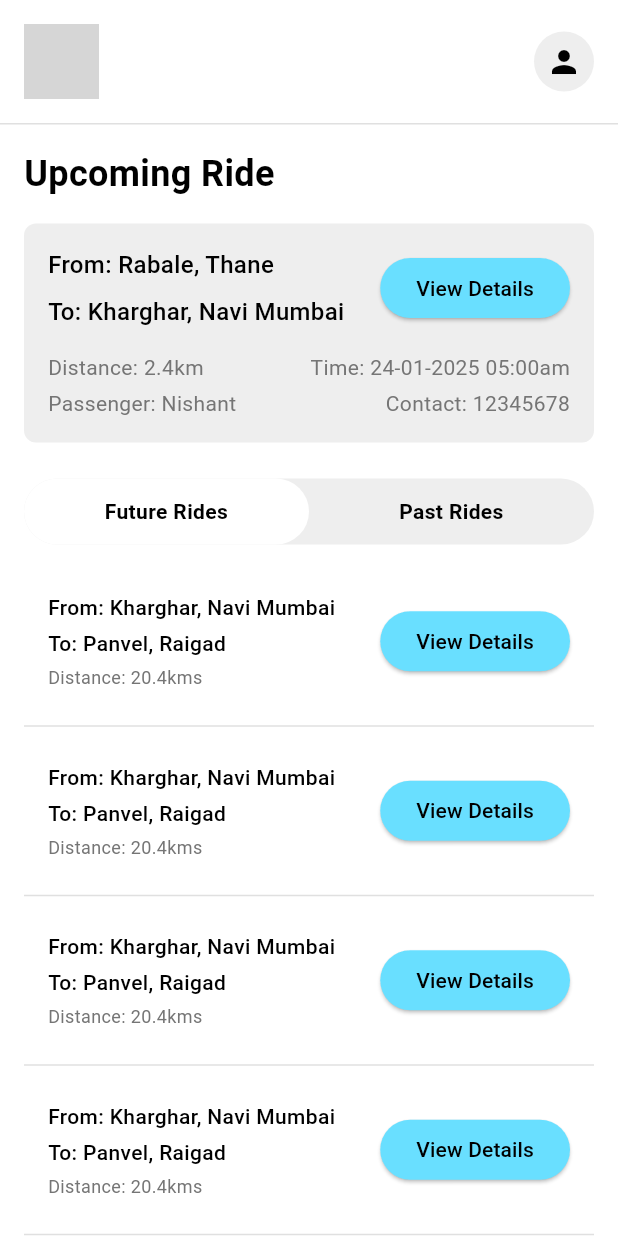
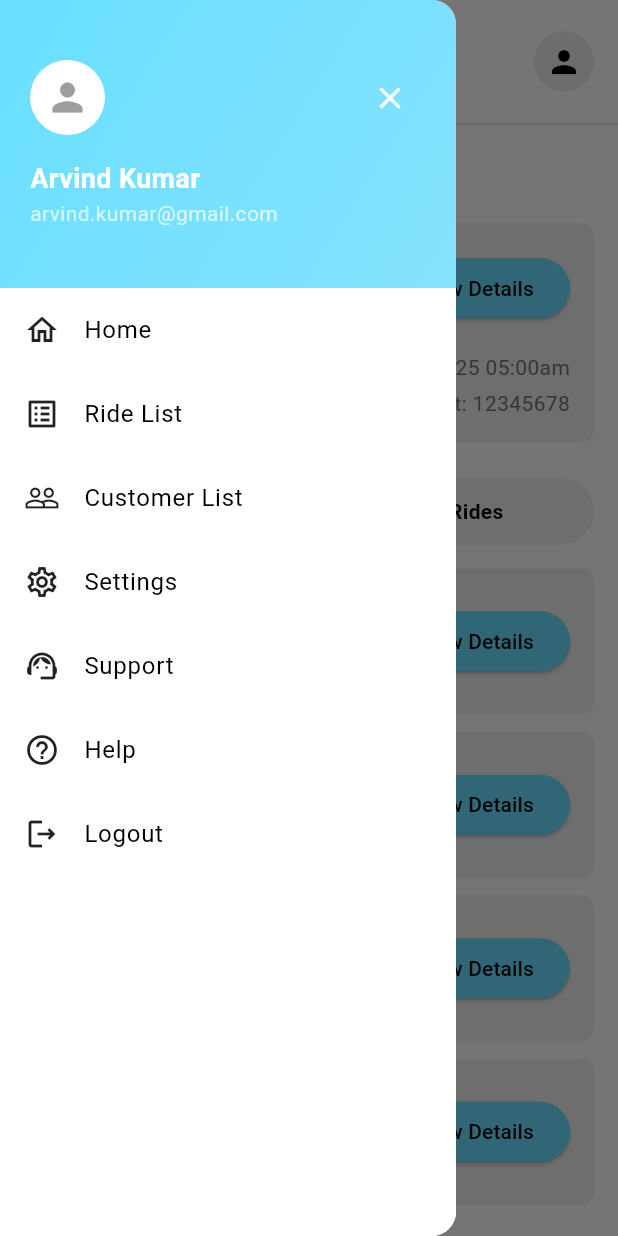
Before and after one commit to ac-coder-21/rv_cabs_app, a Flutter app: the RidesDashboard screen opened directly, with the side drawer open (before the commit the screen has no drawer), on a phone screen of 412 x 824 dp. Run offline on Flutter 3.47's test engine with Material 3 defaults, Android fonts, the phone set to English and light mode, and no system bars; grey boxes are pictures that could not be loaded.

Commit message:
Menu Drawer Update along with profile update page

```diff
--- a/lib/documents_page.dart
+++ b/lib/documents_page.dart
@@ -1,7 +1,7 @@
 import 'package:flutter/material.dart';
 import 'package:provider/provider.dart';
 import 'theme_provider.dart';
-// import 'package:image_picker/image_picker.dart';
+// import 'package:image_picker/image_picker.dart';  // Commented this line
 // import 'package:file_picker/file_picker.dart';
 
 class DocumentsPage extends StatelessWidget {
--- /dev/null
+++ b/lib/drawer_menu.dart
@@ -0,0 +1,204 @@
+import 'package:flutter/material.dart';
+import 'package:provider/provider.dart';
+import 'theme_provider.dart';
+import 'main.dart';
+import 'profile_page.dart';
+
+class DrawerMenu extends StatelessWidget {
+  const DrawerMenu({super.key});
+
+  @override
+  Widget build(BuildContext context) {
+    final themeProvider = Provider.of<ThemeProvider>(context);
+    final isDarkMode = themeProvider.isDarkMode;
+
+    return Drawer(
+      child: Column(
+        children: [
+          Container(
+            padding: const EdgeInsets.symmetric(vertical: 40, horizontal: 20),
+            decoration: BoxDecoration(
+              color: isDarkMode ? Colors.amber : const Color(0xFF69DFFF),
+              gradient: LinearGradient(
+                begin: Alignment.topLeft,
+                end: Alignment.bottomRight,
+                colors: [
+                  isDarkMode ? Colors.amber : const Color(0xFF69DFFF),
+                  isDarkMode
+                      ? Colors.amber.withOpacity(0.8)
+                      : const Color(0xFF69DFFF).withOpacity(0.8),
+                ],
+              ),
+            ),
+            child: Column(
+              children: [
+                Row(
+                  mainAxisAlignment: MainAxisAlignment.spaceBetween,
+                  children: [
+                    Container(
+                      width: 50,
+                      height: 50,
+                      decoration: BoxDecoration(
+                        color: isDarkMode ? Colors.grey[800] : Colors.white,
+                        borderRadius: BorderRadius.circular(25),
+                      ),
+                      child: const Icon(
+                        Icons.person,
+                        size: 30,
+                        color: Colors.grey,
+                      ),
+                    ),
+                    IconButton(
+                      icon: Icon(
+                        Icons.close,
+                        color: isDarkMode ? Colors.black : Colors.white,
+                      ),
+                      onPressed: () => Navigator.pop(context),
+                    ),
+                  ],
+                ),
+                const SizedBox(height: 16),
+                Row(
+                  children: [
+                    Expanded(
+                      child: Column(
+                        crossAxisAlignment: CrossAxisAlignment.start,
+                        children: [
+                          Text(
+                            'Arvind Kumar',
+                            style: TextStyle(
+                              color: isDarkMode ? Colors.black : Colors.white,
+                              fontSize: 18,
+                              fontWeight: FontWeight.bold,
+                            ),
+                          ),
+                          Text(
+                            'arvind.kumar@gmail.com',
+                            style: TextStyle(
+                              color: isDarkMode
+                                  ? Colors.black.withOpacity(0.7)
+                                  : Colors.white.withOpacity(0.7),
+                              fontSize: 14,
+                            ),
+                          ),
+                        ],
+                      ),
+                    ),
+                  ],
+                ),
+              ],
+            ),
+          ),
+          Expanded(
+            child: Container(
+              color: isDarkMode ? Colors.grey[900] : Colors.white,
+              child: ListView(
+                padding: EdgeInsets.zero,
+                children: [
+                  _buildMenuItem(
+                    context,
+                    'Home',
+                    Icons.home_outlined,
+                    isDarkMode,
+                    onTap: () {
+                      Navigator.pop(context);
+                    },
+                  ),
+                  _buildMenuItem(
+                    context,
+                    'Ride List',
+                    Icons.list_alt_outlined,
+                    isDarkMode,
+                    onTap: () {
+                      Navigator.pop(context);
+                    },
+                  ),
+                  _buildMenuItem(
+                    context,
+                    'Customer List',
+                    Icons.people_outline,
+                    isDarkMode,
+                    onTap: () {
+                      Navigator.pop(context);
+                    },
+                  ),
+                  _buildMenuItem(
+                    context,
+                    'Settings',
+                    Icons.settings_outlined,
+                    isDarkMode,
+                    onTap: () {
+                      Navigator.pop(context);
+                      Navigator.push(
+                        context,
+                        MaterialPageRoute(
+                          builder: (context) => const ProfilePage(),
+                        ),
+                      );
+                    },
+                  ),
+                  _buildMenuItem(
+                    context,
+                    'Support',
+                    Icons.support_agent_outlined,
+                    isDarkMode,
+                    onTap: () {
+                      Navigator.pop(context);
+                    },
+                  ),
+                  _buildMenuItem(
+                    context,
+                    'Help',
+                    Icons.help_outline,
+                    isDarkMode,
+                    onTap: () {
+                      Navigator.pop(context);
+                    },
+                  ),
+                  _buildMenuItem(
+                    context,
+                    'Logout',
+                    Icons.logout_outlined,
+                    isDarkMode,
+                    onTap: () {
+                      Navigator.pushAndRemoveUntil(
+                        context,
+                        MaterialPageRoute(
+                          builder: (context) => const LoginPage(),
+                        ),
+                        (route) => false,
+                      );
+                    },
+                  ),
+                ],
+              ),
+            ),
+          ),
+        ],
+      ),
+    );
+  }
+
+  Widget _buildMenuItem(
+    BuildContext context,
+    String title,
+    IconData icon,
+    bool isDarkMode, {
+    required VoidCallback onTap,
+  }) {
+    return ListTile(
+      leading: Icon(
+        icon,
+        color: isDarkMode ? Colors.white70 : Colors.black87,
+      ),
+      title: Text(
+        title,
+        style: TextStyle(
+          color: isDarkMode ? Colors.white : Colors.black,
+          fontSize: 16,
+        ),
+      ),
+      onTap: onTap,
+    );
+  }
+}
--- a/lib/rides_dashboard.dart
+++ b/lib/rides_dashboard.dart
@@ -2,6 +2,7 @@ import 'package:flutter/material.dart';
 import 'package:provider/provider.dart';
 import 'theme_provider.dart';
 import 'profile_page.dart';
+import 'drawer_menu.dart';
 
 class RidesDashboard extends StatefulWidget {
   const RidesDashboard({super.key});
@@ -11,6 +12,7 @@ class RidesDashboard extends StatefulWidget {
 }
 
 class _RidesDashboardState extends State<RidesDashboard> {
+  final GlobalKey<ScaffoldState> _scaffoldKey = GlobalKey<ScaffoldState>();
   bool showFutureRides = true;
 
   @override
@@ -19,7 +21,19 @@ class _RidesDashboardState extends State<RidesDashboard> {
     final isDarkMode = themeProvider.isDarkMode;
 
     return Scaffold(
-      body: SafeArea(
+      key: _scaffoldKey,
+      drawer: const DrawerMenu(),
+      body: Stack(
+        children: [
+          // Background Image
+          Positioned.fill(
+            child: Opacity(
+              opacity: 0.1,
+
+            ),
+          ),
+          // Content
+          SafeArea(
             child: Column(
               children: [
                 Padding(
@@ -27,9 +41,28 @@ class _RidesDashboardState extends State<RidesDashboard> {
                   child: Row(
                     mainAxisAlignment: MainAxisAlignment.spaceBetween,
                     children: [
-                  Image.asset(
-                    'assets/rv_cabs.jpg',
+                      IconButton(
+                        icon: Icon(
+                          Icons.menu,
+                          color: isDarkMode ? Colors.white : Colors.black,
+                        ),
+                        onPressed: () {
+                          _scaffoldKey.currentState?.openDrawer();
+                        },
+                      ),
+                      Container(
                         height: 50,
+                        padding: const EdgeInsets.all(8),
+                        decoration: BoxDecoration(
+                          color: isDarkMode
+                              ? Colors.grey[800]?.withOpacity(0.9)
+                              : Colors.white.withOpacity(0.9),
+                          borderRadius: BorderRadius.circular(8),
+                        ),
+                        child: Image.asset(
+                          'assets/rv_cabs.png',
+                          fit: BoxFit.contain,
+                        ),
                       ),
                       GestureDetector(
                         onTap: () {
@@ -42,21 +75,26 @@ class _RidesDashboardState extends State<RidesDashboard> {
                         },
                         child: CircleAvatar(
                           backgroundColor: isDarkMode ? Colors.grey[800] : Colors.grey[200],
-                      child: Icon(Icons.person, color: isDarkMode ? Colors.white : Colors.black),
+                          child: Icon(
+                            Icons.person,
+                            color: isDarkMode ? Colors.white : Colors.black,
+                          ),
                         ),
                       ),
                     ],
                   ),
                 ),
-            Divider(height: 1, color: isDarkMode ? Colors.grey[800] : Colors.grey[300]),
+                Divider(
+                  height: 1,
+                  color: isDarkMode ? Colors.grey[800] : Colors.grey[300],
+                ),
                 Expanded(
                   child: ListView(
                     padding: const EdgeInsets.all(16),
                     children: [
-                  Text(
+                      const Text(
                         'Upcoming Ride',
                         style: TextStyle(
-                      color: isDarkMode ? Colors.white : Colors.black,
                           fontSize: 24,
                           fontWeight: FontWeight.bold,
                         ),
@@ -65,7 +103,9 @@ class _RidesDashboardState extends State<RidesDashboard> {
                       Container(
                         padding: const EdgeInsets.all(16),
                         decoration: BoxDecoration(
-                      color: isDarkMode ? Colors.grey[800] : Colors.grey[200],
+                          color: isDarkMode
+                              ? Colors.grey[800]?.withOpacity(0.9)
+                              : Colors.grey[200]?.withOpacity(0.9),
                           borderRadius: BorderRadius.circular(8),
                         ),
                         child: Column(
@@ -74,22 +114,20 @@ class _RidesDashboardState extends State<RidesDashboard> {
                             Row(
                               mainAxisAlignment: MainAxisAlignment.spaceBetween,
                               children: [
-                            Column(
+                                const Column(
                                   crossAxisAlignment: CrossAxisAlignment.start,
                                   children: [
                                     Text(
                                       'From: Rabale, Thane',
                                       style: TextStyle(
-                                    color: isDarkMode ? Colors.white : Colors.black,
                                         fontSize: 16,
                                         fontWeight: FontWeight.w500,
                                       ),
                                     ),
-                                const SizedBox(height: 8),
+                                    SizedBox(height: 8),
                                     Text(
                                       'To: Kharghar, Navi Mumbai',
                                       style: TextStyle(
-                                    color: isDarkMode ? Colors.white : Colors.black,
                                         fontSize: 16,
                                         fontWeight: FontWeight.w500,
                                       ),
@@ -99,7 +137,7 @@ class _RidesDashboardState extends State<RidesDashboard> {
                                 ElevatedButton(
                                   onPressed: () {},
                                   style: ElevatedButton.styleFrom(
-                                backgroundColor: const Color(0xFF69DFFF),
+                                    backgroundColor: isDarkMode ? Colors.amber : const Color(0xFF69DFFF),
                                     foregroundColor: Colors.black,
                                   ),
                                   child: const Text('View Details'),
@@ -154,7 +192,9 @@ class _RidesDashboardState extends State<RidesDashboard> {
                       const SizedBox(height: 24),
                       Container(
                         decoration: BoxDecoration(
-                      color: isDarkMode ? Colors.grey[800] : Colors.grey[200],
+                          color: isDarkMode
+                              ? Colors.grey[800]?.withOpacity(0.9)
+                              : Colors.grey[200]?.withOpacity(0.9),
                           borderRadius: BorderRadius.circular(25),
                         ),
                         child: Row(
@@ -209,32 +249,11 @@ class _RidesDashboardState extends State<RidesDashboard> {
                       const SizedBox(height: 16),
                       AnimatedSwitcher(
                         duration: const Duration(milliseconds: 300),
-                    switchInCurve: Curves.easeInOut,
-                    switchOutCurve: Curves.easeInOut,
-                    transitionBuilder: (Widget child, Animation<double> animation) {
-                      return FadeTransition(
-                        opacity: animation,
-                        child: SlideTransition(
-                          position: Tween<Offset>(
-                            begin: const Offset(0.0, 0.1),
-                            end: Offset.zero,
-                          ).animate(animation),
-                          child: child,
+                        child: showFutureRides
+                            ? _buildRidesList(isDarkMode, true)
+                            : _buildRidesList(isDarkMode, false),
                       ),
-                      );
-                    },
-                    child: showFutureRides ? _buildFutureRides(isDarkMode) : _buildPastRides(isDarkMode),
-                  ),
-                  Center(
-                    child: TextButton(
-                      onPressed: () {},
-                      child: Text(
-                        'View More Rides',
-                        style: TextStyle(
-                          color: const Color(0xFF69DFFF),
-                          fontWeight: FontWeight.bold,
-                        ),
-                      ),
+                    ],
                   ),
                 ),
               ],
@@ -242,35 +261,24 @@ class _RidesDashboardState extends State<RidesDashboard> {
           ),
         ],
       ),
-      ),
     );
   }
 
-  Widget _buildFutureRides(bool isDarkMode) {
-    return Column(
-      key: const ValueKey<String>('futureRides'),
-      children: List.generate(
-        4,
-        (index) => _buildRideItem(isDarkMode, isFuture: true),
+  Widget _buildRidesList(bool isDarkMode, bool isFuture) {
+    return ListView.separated(
+      shrinkWrap: true,
+      physics: const NeverScrollableScrollPhysics(),
+      itemCount: 4,
+      separatorBuilder: (context, index) => const SizedBox(height: 12),
+      itemBuilder: (context, index) {
+        return Container(
+          padding: const EdgeInsets.all(16),
+          decoration: BoxDecoration(
+            color: isDarkMode
+                ? Colors.grey[800]?.withOpacity(0.9)
+                : Colors.grey[200]?.withOpacity(0.9),
+            borderRadius: BorderRadius.circular(8),
           ),
-    );
-  }
-
-  Widget _buildPastRides(bool isDarkMode) {
-    return Column(
-      key: const ValueKey<String>('pastRides'),
-      children: List.generate(
-        4,
-        (index) => _buildRideItem(isDarkMode, isFuture: false),
-      ),
-    );
-  }
-
-  Widget _buildRideItem(bool isDarkMode, {required bool isFuture}) {
-    return Column(
-      children: [
-        Container(
-          padding: const EdgeInsets.all(16),
           child: Row(
             mainAxisAlignment: MainAxisAlignment.spaceBetween,
             children: [
@@ -307,16 +315,15 @@ class _RidesDashboardState extends State<RidesDashboard> {
               ElevatedButton(
                 onPressed: () {},
                 style: ElevatedButton.styleFrom(
-                  backgroundColor: const Color(0xFF69DFFF),
+                  backgroundColor: isDarkMode ? Colors.amber : const Color(0xFF69DFFF),
                   foregroundColor: Colors.black,
                 ),
                 child: Text(isFuture ? 'View Details' : 'View Receipt'),
               ),
             ],
           ),
-        ),
-        Divider(color: isDarkMode ? Colors.grey[800] : Colors.grey[300]),
-      ],
+        );
+      },
     );
   }
 }
--- a/pubspec.yaml
+++ b/pubspec.yaml
@@ -6,7 +6,6 @@ version: 1.0.0+1
 environment:
   sdk: ^3.6.1
 
-
 dependencies:
   flutter:
     sdk: flutter
@@ -14,16 +13,12 @@ dependencies:
   cupertino_icons: ^1.0.8
   provider: ^6.1.2
 
-
 dev_dependencies:
   flutter_test:
     sdk: flutter
 
   flutter_lints: ^5.0.0
 
-
-
-
 flutter:
   uses-material-design: true
   assets:
```
Also changed, not shown: lib/profile_page.dart (+77 -2 lines), lib/update_profile_page.dart (added, +157 -0 lines), lib/support.dart (added), 2 other files. Lines whose indentation alone changed are shown as unchanged.
